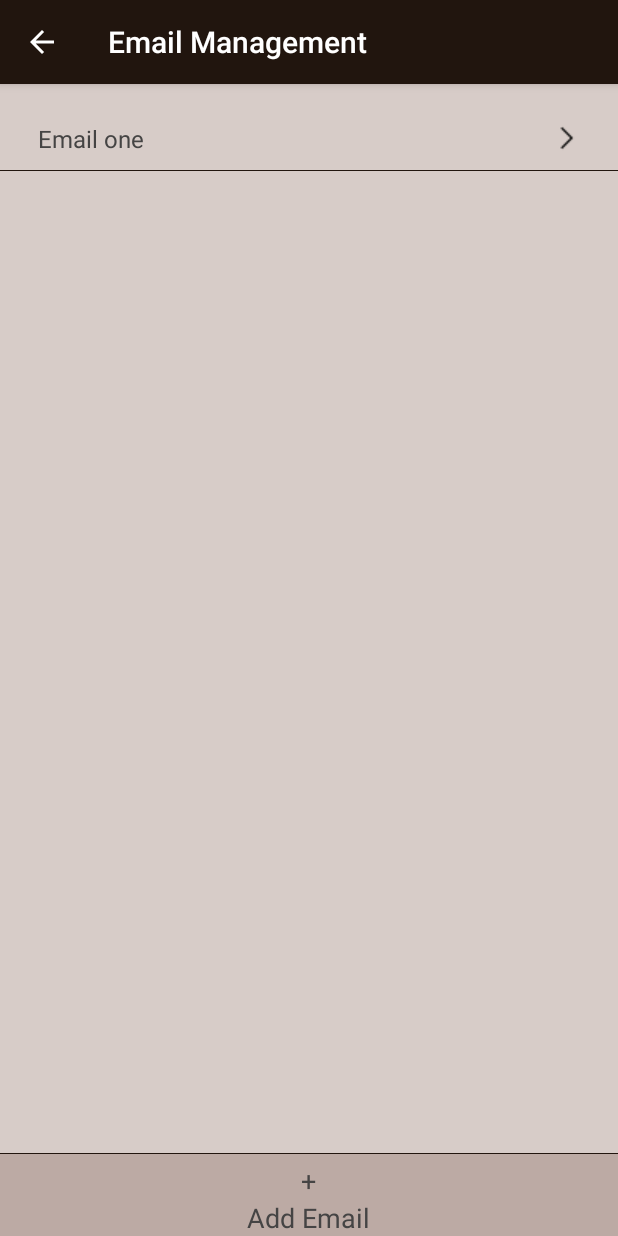
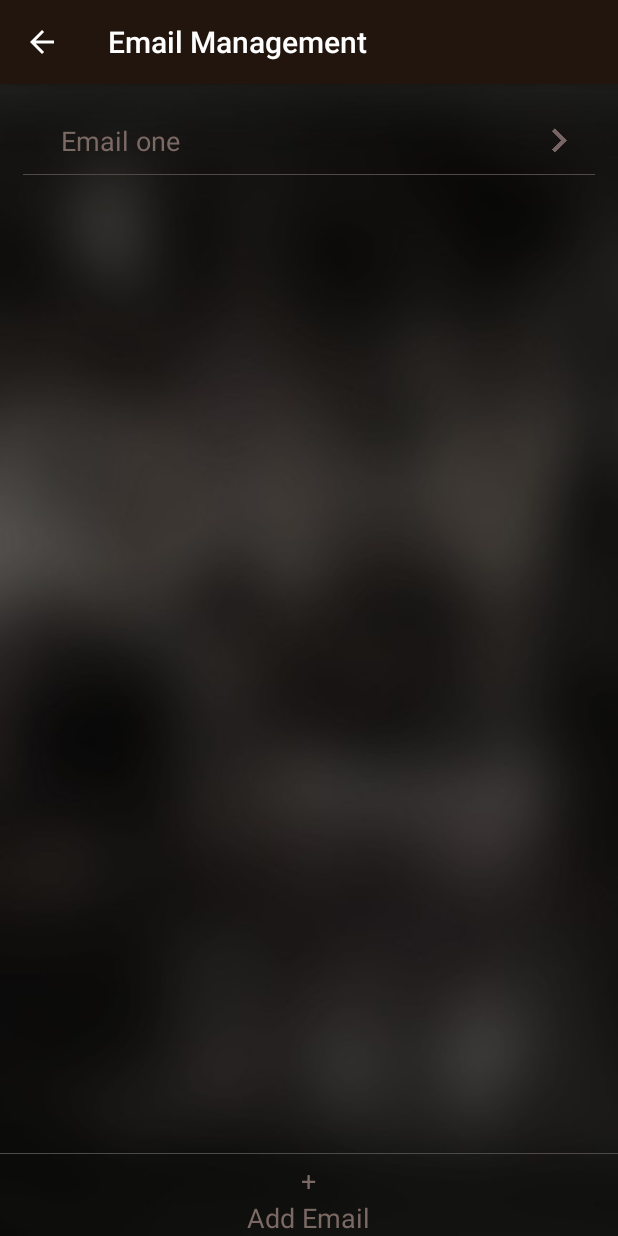
Before and after one commit to KyrosTechnologies/Bar, an Android app: the EmailManagementActivity screen opened directly, with no data from a screen before it, on a phone screen of 412 x 824 dp. Run offline under Robolectric (Android 15) with nearby library versions, the phone set to English and light mode, and no system bars.

Commit message:
Latest Design

```diff
--- a/app/src/main/res/layout/activity_email_management_activity.xml
+++ b/app/src/main/res/layout/activity_email_management_activity.xml
@@ -4,7 +4,7 @@
     xmlns:tools="http://schemas.android.com/tools"
     android:layout_width="match_parent"
     android:layout_height="match_parent"
-    android:background="@color/backgroundcolor"
+    android:background="@drawable/splash"
     android:orientation="vertical"
     tools:context="com.kyros.technologies.bar.EmailManagementActivity">
 
@@ -18,23 +18,39 @@
             android:layout_width="match_parent"
             android:layout_height="wrap_content"
             android:layout_marginTop="25dp"
+            android:layout_marginLeft="15dp"
+            android:layout_marginRight="15dp"
             android:orientation="vertical">
 
+            <LinearLayout
+                android:layout_width="match_parent"
+                android:layout_height="wrap_content"
+                android:orientation="horizontal">
+
             <TextView
-                android:layout_width="match_parent"
+                android:layout_width="wrap_content"
                 android:layout_height="wrap_content"
                 android:layout_marginLeft="25dp"
                 android:layout_marginRight="25dp"
-                android:drawableRight="@drawable/forward_20"
                 android:text="Email one"
-                android:textColor="@color/lightblack"
-                android:textSize="16sp" />
+                android:textColor="@color/edit"
+                android:layout_weight="1"
+                android:textSize="18sp" />
+
+                <ImageView
+                    android:layout_width="18dp"
+                    android:layout_height="18dp"
+                    android:src="@drawable/rightarrow"
+                    android:layout_gravity="center"
+                    android:layout_marginRight="15dp"/>
+
+            </LinearLayout>
 
             <View
                 android:layout_width="match_parent"
                 android:layout_height="0.5dp"
                 android:layout_marginTop="10dp"
-                android:background="@color/colorPrimary" />
+                android:background="@color/edittext" />
 
         </LinearLayout>
     </LinearLayout>
@@ -45,7 +61,6 @@
         android:layout_height="55dp"
         android:layout_alignParentBottom="true"
         android:layout_alignParentStart="true"
-        android:background="@color/linear_part"
         android:gravity="center"
         android:orientation="vertical">
 
@@ -53,20 +68,20 @@
             android:layout_width="match_parent"
             android:layout_height="0.5dp"
             android:layout_marginBottom="5dp"
-            android:background="@color/colorPrimary" />
+            android:background="@color/edittext" />
 
         <TextView
             android:layout_width="wrap_content"
             android:layout_height="wrap_content"
             android:text="+"
-            android:textColor="@color/lightblack"
+            android:textColor="@color/edit"
             android:textSize="18sp" />
 
         <TextView
             android:layout_width="wrap_content"
             android:layout_height="wrap_content"
             android:text="Add Email"
-            android:textColor="@color/lightblack"
+            android:textColor="@color/edit"
             android:textSize="18sp" />
     </LinearLayout>
 </RelativeLayout>
```
Also changed, not shown: app/src/main/res/layout/activity_add_email.xml (+17 -17 lines).
